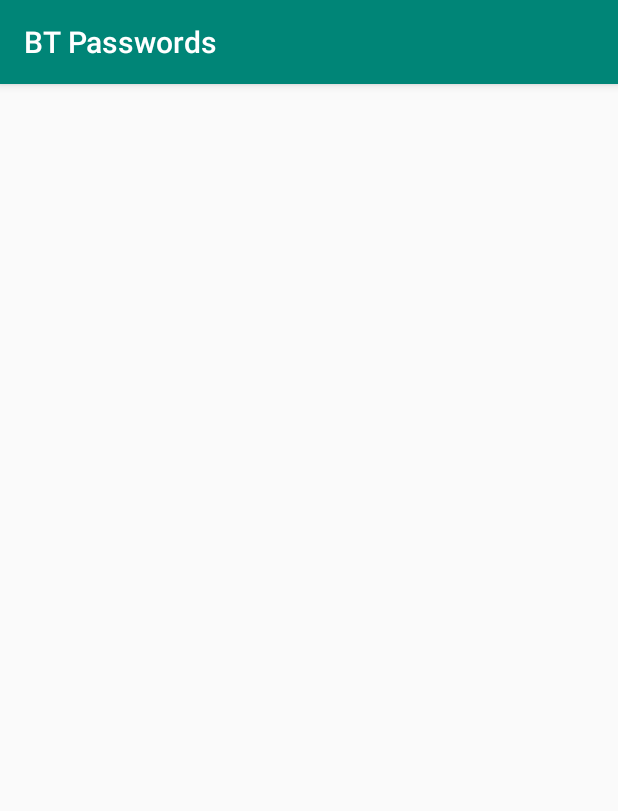
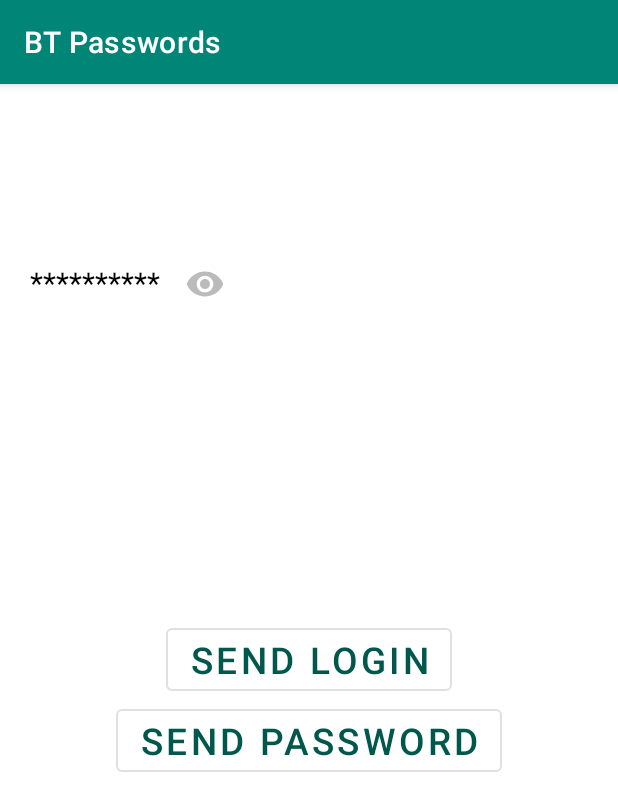
Before and after one commit to starcevmisha/GraduatedWork, an Android app: the ShowPasswordActivity screen opened directly, with no data from a screen before it, on a phone screen of 412 x 824 dp. Shown: the top 811 px of the screen. Run offline under Robolectric (Android 15) with nearby library versions, the phone set to English and light mode, and no system bars; 2 statements that could not run were skipped.

Commit message:
add buttons

```diff
--- a/android/BluetoothPasswordManager/app/src/main/java/com/example/bluetoothpasswordmanager/Password.kt
+++ b/android/BluetoothPasswordManager/app/src/main/java/com/example/bluetoothpasswordmanager/Password.kt
@@ -42,6 +42,8 @@ data class Password(
             var line: Array<String>? = csvReader.readNext()
             while (line != null) {
 
+                if (line[0].isNullOrEmpty())
+                    continue
                 val jsonPassword = JSONObject()
                 jsonPassword.put("host", line[0])
                 jsonPassword.put("url", line[1])
--- a/android/BluetoothPasswordManager/app/src/main/java/com/example/bluetoothpasswordmanager/ShowPasswordActivity.kt
+++ b/android/BluetoothPasswordManager/app/src/main/java/com/example/bluetoothpasswordmanager/ShowPasswordActivity.kt
@@ -4,7 +4,9 @@ import android.content.Context
 import android.content.Intent
 import androidx.appcompat.app.AppCompatActivity
 import android.os.Bundle
+import android.widget.Button
 import android.widget.TextView
+import com.google.android.material.button.MaterialButton
 
 
 class ShowPasswordActivity : AppCompatActivity() {
@@ -13,6 +15,7 @@ class ShowPasswordActivity : AppCompatActivity() {
     private lateinit var urlTextView: TextView
     private lateinit var usernameTextView: TextView
     private lateinit var passwordTextView: TextView
+    private var IsPasswordShowed: Boolean = false
     private var btService = BluetoothService()
 
     companion object {
@@ -50,9 +53,20 @@ class ShowPasswordActivity : AppCompatActivity() {
 
         passwordTextView = findViewById(R.id.password_details_password)
 
-        passwordTextView.text = extras?.getString(EXTRA_PASSWORD)
+        passwordTextView.text = "**********"//extras?.getString(EXTRA_PASSWORD)
 
 
-        btService.write(extras?.getString(EXTRA_USERNAME)!!.toByteArray())
+        val sendLoginButton = findViewById<Button>(R.id.send_login_button)
+        sendLoginButton.setOnClickListener { btService.write(extras?.getString(EXTRA_USERNAME)!!.toByteArray()) }
+
+        val sendPasswordButton = findViewById<Button>(R.id.send_password_button)
+        sendPasswordButton.setOnClickListener { btService.write(extras?.getString(EXTRA_PASSWORD)!!.toByteArray()) }
+
+        val showPasswordButton = findViewById<Button>(R.id.show_password_button)
+        showPasswordButton.setOnClickListener {
+            passwordTextView.text = if (IsPasswordShowed) "**********" else  extras?.getString(EXTRA_PASSWORD)
+            IsPasswordShowed = !IsPasswordShowed
+        }
+
     }
 }
--- /dev/null
+++ b/android/BluetoothPasswordManager/app/src/main/res/drawable-anydpi/ic_show_password.xml
@@ -0,0 +1,14 @@
+<vector xmlns:android="http://schemas.android.com/apk/res/android"
+    android:width="24dp"
+    android:height="24dp"
+    android:viewportWidth="21.6"
+    android:viewportHeight="21.6"
+    android:tint="#FFFFFF"
+    android:alpha="0.8">
+  <group android:translateX="-1.2"
+      android:translateY="-1.2">
+      <path
+          android:fillColor="#FF000000"
+          android:pathData="M12,4.5C7,4.5 2.73,7.61 1,12c1.73,4.39 6,7.5 11,7.5s9.27,-3.11 11,-7.5c-1.73,-4.39 -6,-7.5 -11,-7.5zM12,17c-2.76,0 -5,-2.24 -5,-5s2.24,-5 5,-5 5,2.24 5,5 -2.24,5 -5,5zM12,9c-1.66,0 -3,1.34 -3,3s1.34,3 3,3 3,-1.34 3,-3 -1.34,-3 -3,-3z"/>
+  </group>
+</vector>
--- a/android/BluetoothPasswordManager/app/src/main/res/layout/activity_password_detail.xml
+++ b/android/BluetoothPasswordManager/app/src/main/res/layout/activity_password_detail.xml
@@ -6,12 +6,12 @@
     android:layout_height="match_parent"
     tools:context=".ShowPasswordActivity">
 
-    <RelativeLayout xmlns:android="http://schemas.android.com/apk/res/android"
+    <RelativeLayout
+        android:id="@+id/password_details_layout"
         android:layout_width="match_parent"
         android:layout_height="match_parent"
-        android:paddingTop="100dp"
         android:paddingLeft="20dp"
-        android:id="@+id/password_details_layout">
+        android:paddingTop="60dp">
 
 
         <TextView
@@ -21,31 +21,77 @@
             android:textSize="20sp"
             tools:text="Host" />
 
-        <TextView
-            android:id="@+id/password_details_url"
-            android:layout_width="wrap_content"
-            android:layout_height="wrap_content"
-            android:layout_below="@+id/password_details_host"
-            android:textSize="20sp"
-            tools:text="Url" />
+<!--        <TextView-->
+<!--            android:id="@+id/password_details_url"-->
+<!--            android:layout_width="wrap_content"-->
+<!--            android:layout_height="wrap_content"-->
+<!--            android:layout_below="@+id/password_details_host"-->
+<!--            android:textSize="20sp"-->
+<!--            tools:text="Url" />-->
 
         <TextView
             android:id="@+id/password_details_username"
             android:layout_width="wrap_content"
             android:layout_height="wrap_content"
-            android:layout_below="@+id/password_details_url"
+            android:layout_below="@+id/password_details_host"
             android:textSize="20sp"
-            tools:text="username" />
+            tools:text="Username" />
 
-        <TextView
-            android:id="@+id/password_details_password"
+        <LinearLayout
             android:layout_width="wrap_content"
-            android:layout_height="wrap_content"
+            android:layout_height="37dp"
             android:layout_below="@+id/password_details_username"
-            android:textSize="20sp"
-            tools:text="Password" />
+            android:layout_marginTop="0px"
+            android:orientation="horizontal">
+
+            <TextView
+                android:id="@+id/password_details_password"
+                android:layout_width="wrap_content"
+                android:layout_height="wrap_content"
+                android:textSize="20sp"
+                tools:text="Password" />
+
+            <com.google.android.material.button.MaterialButton
+                android:id="@+id/show_password_button"
+                style="@style/Widget.MaterialComponents.Button.TextButton"
+                android:layout_width="39dp"
+                android:layout_height="wrap_content"
+                android:layout_marginLeft="10dp"
+                android:textColor="@android:color/darker_gray"
+                app:icon="@drawable/ic_show_password"
+                app:iconTint="@android:color/darker_gray" />
+        </LinearLayout>
 
 
     </RelativeLayout>
 
+    <RelativeLayout
+        android:layout_width="match_parent"
+        android:layout_height="match_parent"
+        app:layout_anchorGravity="center">
+
+        <com.google.android.material.button.MaterialButton
+            android:id="@+id/send_login_button"
+            style="@style/Widget.MaterialComponents.Button.OutlinedButton"
+            android:layout_width="wrap_content"
+            android:layout_height="wrap_content"
+            android:layout_centerInParent="true"
+            android:text="@string/send_login"
+            android:textColor="@color/colorPrimaryDark"
+            android:textSize="11pt" />
+
+        <com.google.android.material.button.MaterialButton
+            android:id="@+id/send_password_button"
+            style="@style/Widget.MaterialComponents.Button.OutlinedButton"
+            android:layout_width="wrap_content"
+            android:layout_height="wrap_content"
+            android:layout_below="@+id/send_login_button"
+            android:layout_centerInParent="true"
+            android:text="@string/send_password"
+            android:textColor="@color/colorPrimaryDark"
+            android:textSize="11pt" />
+
+    </RelativeLayout>
+
+
 </androidx.coordinatorlayout.widget.CoordinatorLayout>
--- a/android/BluetoothPasswordManager/app/src/main/res/values/colors.xml
+++ b/android/BluetoothPasswordManager/app/src/main/res/values/colors.xml
@@ -2,5 +2,5 @@
 <resources>
     <color name="colorPrimary">#008577</color>
     <color name="colorPrimaryDark">#00574B</color>
-    <color name="colorAccent">#D81B60</color>
+    <color name="colorAccent">#666464</color>
 </resources>
--- a/android/BluetoothPasswordManager/app/src/main/res/values/strings.xml
+++ b/android/BluetoothPasswordManager/app/src/main/res/values/strings.xml
@@ -7,5 +7,7 @@
     <string name="action_connect_to_blueetoth_device">Choose BT device</string>
 
     <string name="title_activity_choose_bluetooth_device">ChooseBluetoothDeviceActivity</string>
+    <string name="send_login">Send Login</string>
+    <string name="send_password">Send Password</string>
 
 </resources>
--- a/android/BluetoothPasswordManager/app/src/main/res/values/styles.xml
+++ b/android/BluetoothPasswordManager/app/src/main/res/values/styles.xml
@@ -1,11 +1,11 @@
 <resources>
-
-    <!-- Base application theme. -->
-    <style name="AppTheme" parent="Theme.AppCompat.Light.DarkActionBar">
+    <style name="AppTheme" parent="Theme.MaterialComponents.Light.DarkActionBar">
         <!-- Customize your theme here. -->
         <item name="colorPrimary">@color/colorPrimary</item>
         <item name="colorPrimaryDark">@color/colorPrimaryDark</item>
         <item name="colorAccent">@color/colorAccent</item>
+        <item name="android:textColor">@android:color/black</item>
+
     </style>
 
     <style name="AppTheme.NoActionBar">
@@ -22,15 +22,5 @@
         <item name="searchHintIcon">@null</item>
     </style>
 
-<!--    <style name="WhiteCursorSearchView" parent="Widget.AppCompat.SearchView">-->
-<!--        <item name="colorControlActivated">#FFFFFF</item>-->
-<!--    </style>-->
-
-<!--    <style name="AppTheme.Toolbar" parent="AppTheme">-->
-<!--        &lt;!&ndash;This line changes the color of text in Toolbar&ndash;&gt;-->
-<!--        <item name="android:textColorPrimary">@android:color/black</item>-->
-<!--        &lt;!&ndash;This line changes the color of icons in toolbar (back, overflow menu icons)&ndash;&gt;-->
-<!--        <item name="android:textColorSecondary">@android:color/red</item>-->
-<!--    </style>-->
 
 </resources>
```
Also changed, not shown: android/BluetoothPasswordManager/app/src/main/res/drawable-hdpi/ic_show_password.png (added), android/BluetoothPasswordManager/app/src/main/res/drawable-mdpi/ic_show_password.png (added), android/BluetoothPasswordManager/app/src/main/res/drawable-xhdpi/ic_show_password.png (added), android/BluetoothPasswordManager/app/src/main/res/drawable-xxhdpi/ic_show_password.png (added).
